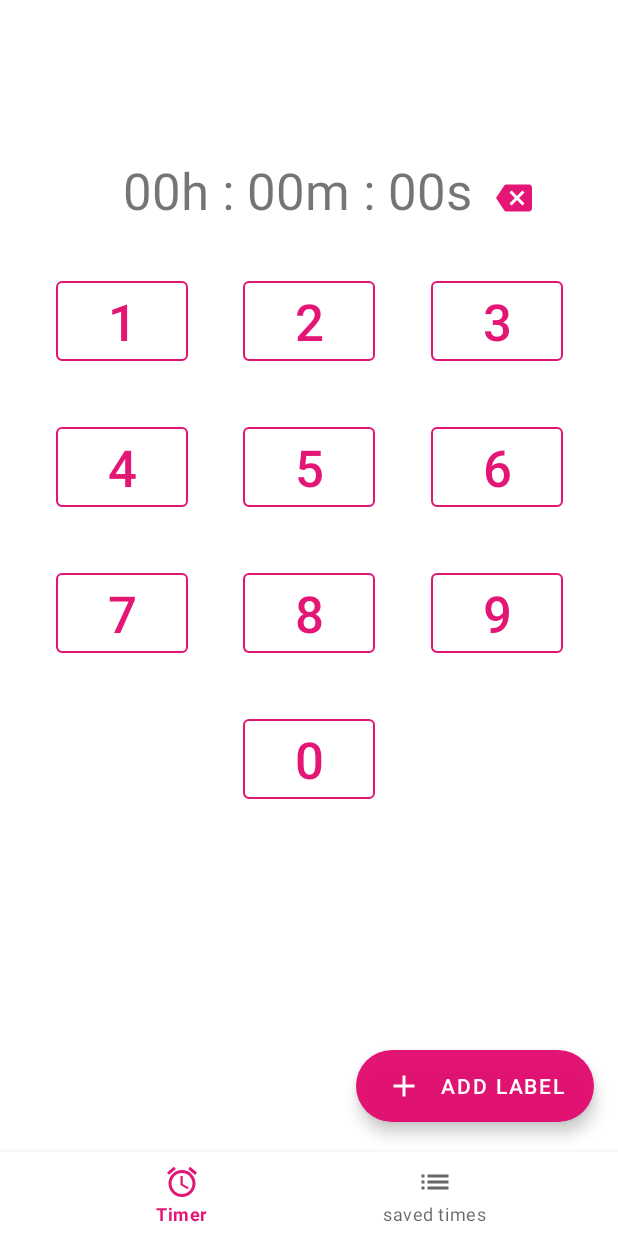
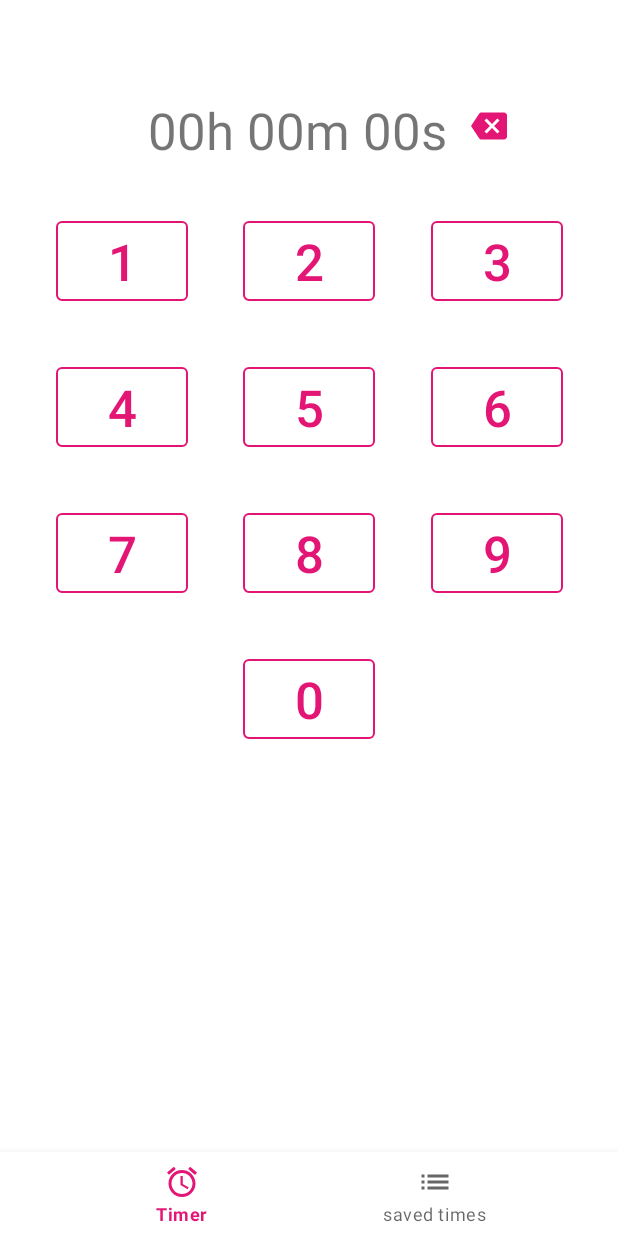
Before and after one commit to JayExtra/SimpleTimerApp, an Android app: the screen it shows after launch (MainActivity), on a phone screen of 412 x 824 dp. Run offline under Robolectric (Android 15) with nearby library versions, the phone set to English and light mode, and no system bars; our stand-ins replace navigation-ui.

Commit message:
timer ui updated together with key in feature. Bottom navigation now works

```diff
--- a/app/src/main/java/com/dev/james/simpletimerapp/MainActivity.kt
+++ b/app/src/main/java/com/dev/james/simpletimerapp/MainActivity.kt
@@ -4,7 +4,12 @@ import androidx.appcompat.app.AppCompatActivity
 import android.os.Bundle
 import androidx.navigation.NavController
 import androidx.navigation.fragment.NavHostFragment
+import androidx.navigation.fragment.findNavController
+import androidx.navigation.ui.AppBarConfiguration
+import androidx.navigation.ui.setupActionBarWithNavController
+import androidx.navigation.ui.setupWithNavController
 import com.dev.james.simpletimerapp.databinding.ActivityMainBinding
+import com.google.android.material.bottomnavigation.BottomNavigationItemView
 
 class MainActivity : AppCompatActivity() {
 
@@ -16,6 +21,11 @@ class MainActivity : AppCompatActivity() {
         binding = ActivityMainBinding.inflate(layoutInflater)
         setContentView(binding.root)
         navHostFragment = supportFragmentManager.findFragmentById(R.id.timerContainerView) as NavHostFragment
-        controller = navHostFragment.navController
+        controller = navHostFragment.findNavController()
+
+        binding.bottomNavigation.setupWithNavController(controller)
+
+
     }
+
 }
--- a/app/src/main/res/layout/fragment_set_timer.xml
+++ b/app/src/main/res/layout/fragment_set_timer.xml
@@ -160,41 +160,25 @@
         android:layout_width="wrap_content"
         android:layout_height="wrap_content"
         android:layout_marginStart="16dp"
-        android:layout_marginTop="40dp"
+        android:layout_marginTop="8dp"
         app:layout_constraintEnd_toEndOf="parent"
         app:layout_constraintHorizontal_bias="0.0"
         app:layout_constraintStart_toEndOf="@+id/timerTextView"
-        app:layout_constraintTop_toBottomOf="@+id/labelTextInputLayout"
+        app:layout_constraintTop_toTopOf="@+id/timerTextView"
         app:srcCompat="@drawable/ic_backspace" />
 
     <TextView
         android:id="@+id/timerTextView"
         android:layout_width="wrap_content"
         android:layout_height="wrap_content"
-        android:layout_marginTop="24dp"
+        android:layout_marginTop="64dp"
         android:layout_marginEnd="16dp"
         android:text="@string/_00h_00m_00s"
         android:textSize="34sp"
         app:layout_constraintEnd_toEndOf="parent"
         app:layout_constraintStart_toStartOf="parent"
-        app:layout_constraintTop_toBottomOf="@+id/labelTextInputLayout" />
+        app:layout_constraintTop_toTopOf="parent" />
 
-    <com.google.android.material.floatingactionbutton.ExtendedFloatingActionButton
-        android:id="@+id/labelFab"
-        style="@style/Widget.MaterialComponents.ExtendedFloatingActionButton"
-        android:layout_width="wrap_content"
-        android:layout_height="wrap_content"
-        android:layout_marginEnd="16dp"
-        android:layout_marginBottom="16dp"
-        android:clickable="true"
-        android:text="@string/add_label_string"
-        android:textColor="#FFFFFF"
-        app:backgroundTint="@color/haven_purple"
-        app:icon="@drawable/ic_add"
-        app:iconTint="@color/white"
-        app:layout_constraintBottom_toBottomOf="parent"
-        app:layout_constraintEnd_toEndOf="parent"
-        app:srcCompat="@drawable/ic_add" />
 
     <com.google.android.material.floatingactionbutton.FloatingActionButton
         android:id="@+id/startTimerFab"
@@ -211,26 +195,4 @@
         tools:ignore="SpeakableTextPresentCheck"
         tools:visibility="visible" />
 
-    <com.google.android.material.textfield.TextInputLayout
-        android:id="@+id/labelTextInputLayout"
-        android:layout_width="match_parent"
-        android:layout_height="wrap_content"
-        android:layout_marginStart="16dp"
-        android:layout_marginTop="24dp"
-        android:layout_marginEnd="16dp"
-        android:hint="@string/add_label_hint"
-        android:visibility="invisible"
-        app:boxStrokeColor="@color/haven_purple"
-        app:layout_constraintEnd_toEndOf="parent"
-        app:layout_constraintStart_toStartOf="parent"
-        app:layout_constraintTop_toTopOf="parent"
-        app:startIconDrawable="@drawable/ic_label"
-        tools:visibility="visible">
-
-        <com.google.android.material.textfield.TextInputEditText
-            android:id="@+id/labelEditText"
-            android:layout_width="match_parent"
-            android:layout_height="wrap_content" />
-    </com.google.android.material.textfield.TextInputLayout>
-
 </androidx.constraintlayout.widget.ConstraintLayout>
--- a/app/src/main/res/menu/nav_menu.xml
+++ b/app/src/main/res/menu/nav_menu.xml
@@ -3,15 +3,11 @@
     xmlns:app="http://schemas.android.com/apk/res-auto">
 
     <item
-        android:id="@+id/timer_section"
+        android:id="@+id/setTimerFragment"
         android:title="@string/timer_menu_text"
-        app:showAsAction="ifRoom"
-        android:enabled="true"
         android:icon="@drawable/ic_alarm_clock"/>
     <item
-        android:id="@+id/saved_timers"
+        android:id="@+id/savedTimersList"
         android:title="@string/saved_times_menu"
-        android:enabled="true"
-        app:showAsAction="ifRoom"
         android:icon="@drawable/ic_list"/>
 </menu>
--- a/app/src/main/res/navigation/nav_graph.xml
+++ b/app/src/main/res/navigation/nav_graph.xml
@@ -8,8 +8,8 @@
     <fragment
         android:id="@+id/setTimerFragment"
         android:name="com.dev.james.simpletimerapp.features.ui.fragments.SetTimerFragment"
-        android:label="fragment_set_timer"
-        tools:layout="@layout/fragment_set_timer" >
+        android:label="set timer"
+        tools:layout="@layout/fragment_set_timer">
         <action
             android:id="@+id/action_setTimerFragment_to_showTimerFragment"
             app:destination="@id/showTimerFragment" />
@@ -17,13 +17,13 @@
     <fragment
         android:id="@+id/showTimerFragment"
         android:name="com.dev.james.simpletimerapp.features.ui.fragments.ShowTimerFragment"
-        android:label="fragment_show_timer"
+        android:label="show timer"
         tools:layout="@layout/fragment_show_timer" />
     <fragment
         android:id="@+id/savedTimersList"
         android:name="com.dev.james.simpletimerapp.features.ui.fragments.SavedTimersList"
-        android:label="fragment_saved_timers"
-        tools:layout="@layout/fragment_saved_timers" >
+        android:label="saved times"
+        tools:layout="@layout/fragment_saved_timers">
         <action
             android:id="@+id/action_savedTimersList_to_showTimerFragment"
             app:destination="@id/showTimerFragment" />
```
Also changed, not shown: app/src/main/java/com/dev/james/simpletimerapp/features/ui/fragments/SetTimerFragment.kt (+37 -98 lines), app/src/main/java/com/dev/james/simpletimerapp/viewmodel/TimerViewModel.kt (added, +14 -0 lines), app/src/main/res/layout/fragment_show_timer.xml (+20 -3 lines).
